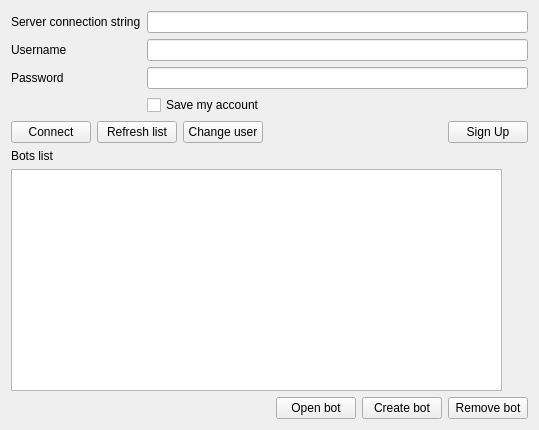
Old version of the form desktop_constructor_app/constructor_app/widgets/login_form.ui in the repository cuttlesystems/simplegram.
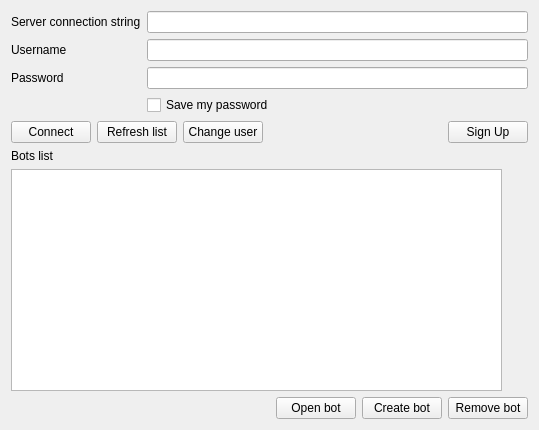
New version of the form.

Commit message: edit save my data to my password

The edit to the form file:
```diff
--- a/desktop_constructor_app/constructor_app/widgets/login_form.ui
+++ b/desktop_constructor_app/constructor_app/widgets/login_form.ui
@@ -60,7 +60,7 @@
      <item row="3" column="1">
       <widget class="QCheckBox" name="save_my_account">
        <property name="text">
-        <string>Save my account</string>
+        <string>Save my password</string>
        </property>
       </widget>
      </item>
```
Left out of the diff: 2 changed lines with no effect on the pictures. The commit also changes 1 other file.
